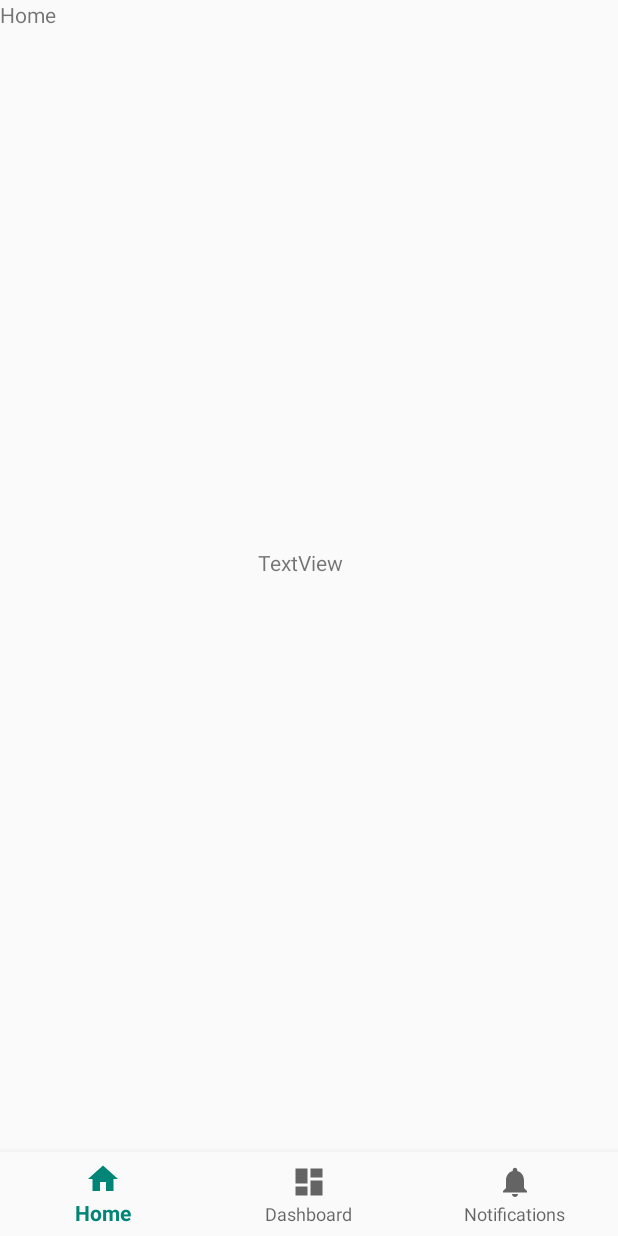
After one commit to sena-neuro/StudyPal, an Android app: the layout activity_home_page.xml on its own in the app's theme, with its tools: preview values and no code run, on a phone screen of 412 x 824 dp. The commit adds this screen. Run offline under Robolectric (Android 15) with nearby library versions, the phone set to English and light mode, and no system bars.

Commit message:
- added initial home page - added sign in with google

```diff
--- /dev/null
+++ b/app/src/main/res/drawable/ic_dashboard_black_24dp.xml
@@ -0,0 +1,9 @@
+<vector xmlns:android="http://schemas.android.com/apk/res/android"
+        android:width="24dp"
+        android:height="24dp"
+        android:viewportWidth="24.0"
+        android:viewportHeight="24.0">
+    <path
+            android:fillColor="#FF000000"
+            android:pathData="M3,13h8L11,3L3,3v10zM3,21h8v-6L3,15v6zM13,21h8L21,11h-8v10zM13,3v6h8L21,3h-8z"/>
+</vector>
--- /dev/null
+++ b/app/src/main/res/drawable/ic_home_black_24dp.xml
@@ -0,0 +1,9 @@
+<vector xmlns:android="http://schemas.android.com/apk/res/android"
+        android:width="24dp"
+        android:height="24dp"
+        android:viewportWidth="24.0"
+        android:viewportHeight="24.0">
+    <path
+            android:fillColor="#FF000000"
+            android:pathData="M10,20v-6h4v6h5v-8h3L12,3 2,12h3v8z"/>
+</vector>
--- /dev/null
+++ b/app/src/main/res/drawable/ic_notifications_black_24dp.xml
@@ -0,0 +1,9 @@
+<vector xmlns:android="http://schemas.android.com/apk/res/android"
+        android:width="24dp"
+        android:height="24dp"
+        android:viewportWidth="24.0"
+        android:viewportHeight="24.0">
+    <path
+            android:fillColor="#FF000000"
+            android:pathData="M12,22c1.1,0 2,-0.9 2,-2h-4c0,1.1 0.89,2 2,2zM18,16v-5c0,-3.07 -1.64,-5.64 -4.5,-6.32L13.5,4c0,-0.83 -0.67,-1.5 -1.5,-1.5s-1.5,0.67 -1.5,1.5v0.68C7.63,5.36 6,7.92 6,11v5l-2,2v1h16v-1l-2,-2z"/>
+</vector>
--- /dev/null
+++ b/app/src/main/res/layout/activity_home_page.xml
@@ -0,0 +1,40 @@
+<?xml version="1.0" encoding="utf-8"?>
+<androidx.constraintlayout.widget.ConstraintLayout
+        xmlns:android="http://schemas.android.com/apk/res/android"
+        xmlns:app="http://schemas.android.com/apk/res-auto"
+        xmlns:tools="http://schemas.android.com/tools"
+        android:id="@+id/container"
+        android:layout_width="match_parent"
+        android:layout_height="match_parent"
+        tools:context=".homePageActivity">
+
+    <TextView
+            android:id="@+id/message"
+            android:layout_width="wrap_content"
+            android:layout_height="wrap_content"
+            android:text="@string/title_home"
+            app:layout_constraintLeft_toLeftOf="parent"
+            app:layout_constraintTop_toTopOf="parent"/>
+
+    <com.google.android.material.bottomnavigation.BottomNavigationView
+            android:id="@+id/nav_view"
+            android:layout_width="0dp"
+            android:layout_height="wrap_content"
+            android:layout_marginEnd="0dp"
+            android:layout_marginStart="0dp"
+            android:background="?android:attr/windowBackground"
+            app:layout_constraintBottom_toBottomOf="parent"
+            app:layout_constraintLeft_toLeftOf="parent"
+            app:layout_constraintRight_toRightOf="parent"
+            app:menu="@menu/bottom_nav_menu"/>
+    <TextView
+            android:text="TextView"
+            android:layout_width="68dp"
+            android:layout_height="38dp"
+            android:id="@+id/welcomeText" android:layout_marginTop="8dp"
+            app:layout_constraintTop_toTopOf="parent" android:layout_marginBottom="8dp"
+            app:layout_constraintBottom_toTopOf="@+id/nav_view" app:layout_constraintEnd_toEndOf="parent"
+            android:layout_marginEnd="8dp" app:layout_constraintStart_toStartOf="parent"
+            android:layout_marginStart="8dp"/>
+
+</androidx.constraintlayout.widget.ConstraintLayout>
--- /dev/null
+++ b/app/src/main/res/menu/bottom_nav_menu.xml
@@ -0,0 +1,19 @@
+<?xml version="1.0" encoding="utf-8"?>
+<menu xmlns:android="http://schemas.android.com/apk/res/android">
+
+    <item
+            android:id="@+id/navigation_home"
+            android:icon="@drawable/ic_home_black_24dp"
+            android:title="@string/title_home"/>
+
+    <item
+            android:id="@+id/navigation_dashboard"
+            android:icon="@drawable/ic_dashboard_black_24dp"
+            android:title="@string/title_dashboard"/>
+
+    <item
+            android:id="@+id/navigation_notifications"
+            android:icon="@drawable/ic_notifications_black_24dp"
+            android:title="@string/title_notifications"/>
+
+</menu>
--- /dev/null
+++ b/app/src/main/res/values/dimens.xml
@@ -0,0 +1,5 @@
+<resources>
+    <!-- Default screen margins, per the Android Design guidelines. -->
+    <dimen name="activity_horizontal_margin">16dp</dimen>
+    <dimen name="activity_vertical_margin">16dp</dimen>
+</resources>
--- a/app/src/main/res/values/strings.xml
+++ b/app/src/main/res/values/strings.xml
@@ -1,3 +1,6 @@
 <resources>
     <string name="app_name">StudyPal</string>
+    <string name="title_dashboard">Dashboard</string>
+    <string name="title_notifications">Notifications</string>
+    <string name="title_home">Home</string>
 </resources>
--- a/build.gradle
+++ b/build.gradle
@@ -10,6 +10,7 @@ buildscript {
     dependencies {
         classpath 'com.android.tools.build:gradle:3.4.2'
         classpath "org.jetbrains.kotlin:kotlin-gradle-plugin:$kotlin_version"
+        classpath 'com.google.gms:google-services:4.3.2'
         // NOTE: Do not place your application dependencies here; they belong
         // in the individual module build.gradle files
     }
```
Also changed, not shown: app/build.gradle (+21 -1 lines), app/src/main/AndroidManifest.xml (+10 -0 lines), app/src/main/java/com/example/studypal/MainActivity.kt (+112 -1 lines), app/src/main/java/com/example/studypal/SignUpActivity.kt (added, +12 -0 lines), app/src/main/java/com/example/studypal/homePageActivity.kt (added, +84 -0 lines), app/src/main/res/layout/activity_main.xml (+12 -2 lines), app/src/main/res/layout/activity_sign_up.xml (added, +10 -0 lines), 1 other file.
